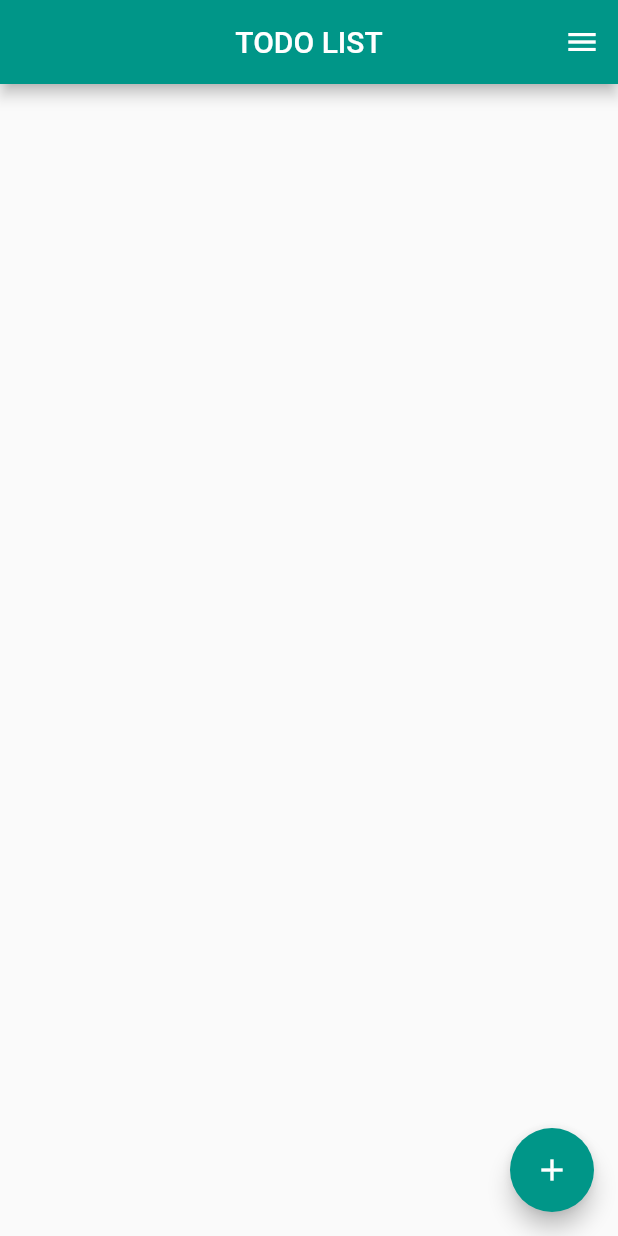
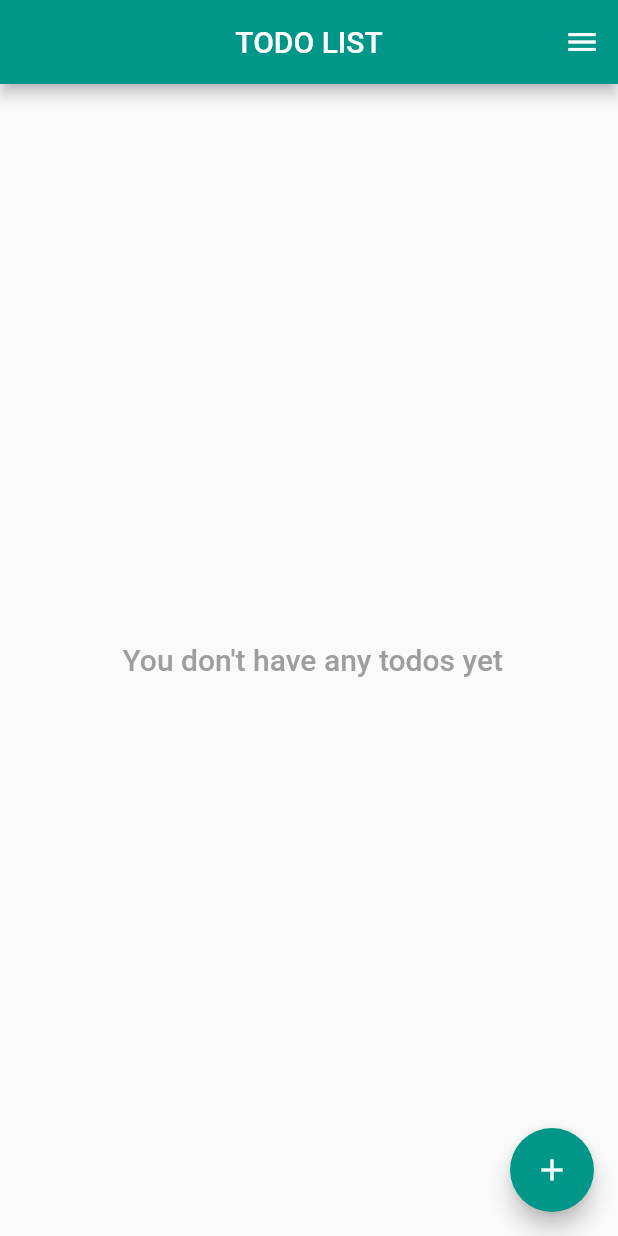
Before and after one commit to aparnapanda55/gloify_todo, a Flutter app: the screen it shows after launch, on a phone screen of 412 x 824 dp. Run offline on Flutter 3.47's test engine with Material 2 defaults, Android fonts, the light colour scheme and no system bars; our stand-ins replace cloud_firestore, firebase_auth, firebase_core; missing offline and left inert: flutterfire_ui; accounts and stored records are empty.

Commit message:
empty msg shown

```diff
--- a/lib/main.dart
+++ b/lib/main.dart
@@ -117,6 +117,18 @@ class MyHomePage extends StatelessWidget {
               .map((doc) => Todo.fromFirestoreDoc(doc))
               .toList();
 
+          if (todos.isEmpty) {
+            return const Center(
+              child: Text(
+                ' You don\'t have any todos yet',
+                style: TextStyle(
+                    fontWeight: FontWeight.w500,
+                    fontSize: 20,
+                    color: Colors.grey),
+              ),
+            );
+          }
+
           final groups = groupTodosByDate(todos);
 
           return ListView(
```
